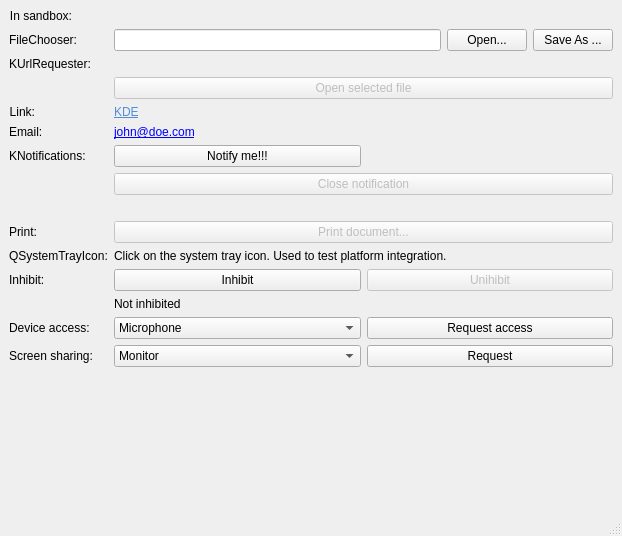
Qt form src/portaltest.ui (KDE/xdg-portal-test-kde) before a commit.
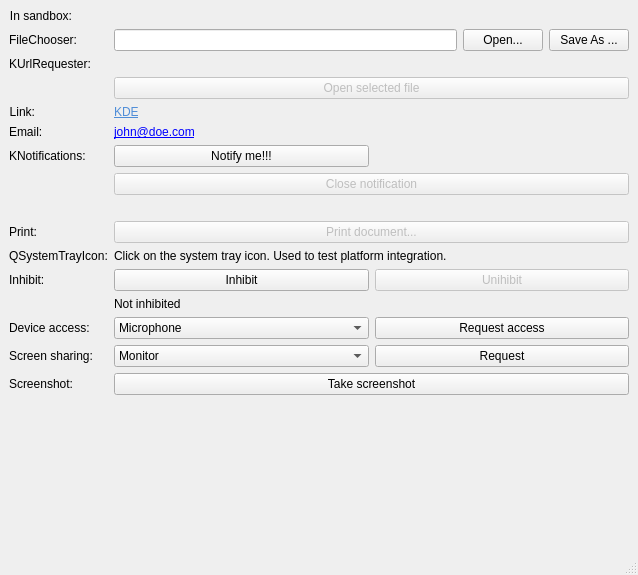
The same form after that commit. Custom widgets are drawn as their Qt base class.

Commit message: Add test for screenshot portal

Diff of the .ui file:
```diff
--- a/src/portaltest.ui
+++ b/src/portaltest.ui
@@ -6,8 +6,8 @@
    <rect>
     <x>0</x>
     <y>0</y>
-    <width>622</width>
-    <height>536</height>
+    <width>638</width>
+    <height>575</height>
    </rect>
   </property>
   <property name="windowTitle">
@@ -306,7 +306,7 @@
       </item>
      </layout>
     </item>
-    <item row="16" column="1">
+    <item row="17" column="1">
      <spacer name="verticalSpacer">
       <property name="orientation">
        <enum>Qt::Vertical</enum>
@@ -329,6 +329,20 @@
       </property>
      </widget>
     </item>
+    <item row="16" column="0">
+     <widget class="QLabel" name="label_14">
+      <property name="text">
+       <string>Screenshot:</string>
+      </property>
+     </widget>
+    </item>
+    <item row="16" column="1">
+     <widget class="QPushButton" name="screenshotButton">
+      <property name="text">
+       <string>Take screenshot</string>
+      </property>
+     </widget>
+    </item>
    </layout>
    <zorder>label</zorder>
    <zorder>sandboxLabel</zorder>
```
Left out of the diff: 2 changed lines with no effect on the pictures. The commit also changes 2 other files.
